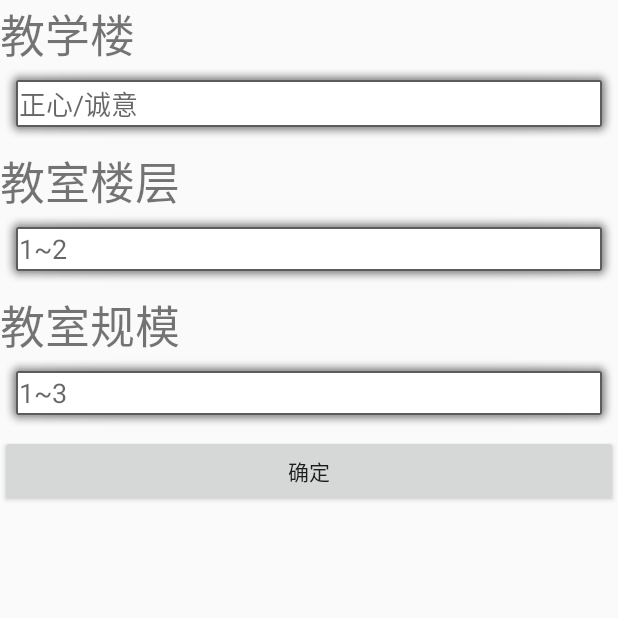
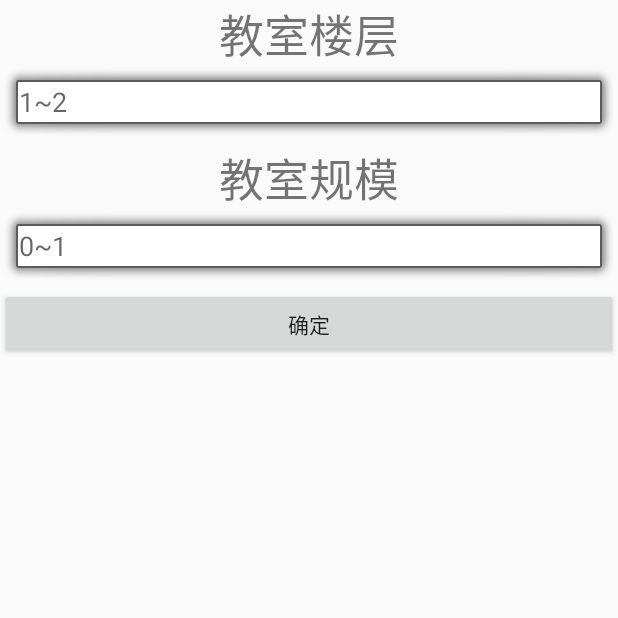
Before and after one commit to CheeseInTrap/CRMApp, an Android app: the CRRecommendActivity screen opened directly, with no data from a screen before it, on a phone screen of 412 x 824 dp, the top half of it. Run offline under Robolectric (Android 15) with nearby library versions, the phone set to English and light mode, and no system bars.

Commit message:
修改recommend

```diff
--- a/app/src/main/java/com/activity/CRRecommendActivity.java
+++ b/app/src/main/java/com/activity/CRRecommendActivity.java
@@ -29,6 +29,7 @@ import java.util.Random;
 
 public class CRRecommendActivity extends AppCompatActivity {
     private MyDatabaseHelper dbHelper;
+    private MySQLiteHelper helper = new MySQLiteHelper(this);
 
     @Override
     protected void onCreate(Bundle savedInstanceState) {
@@ -36,7 +37,7 @@ public class CRRecommendActivity extends AppCompatActivity {
         setContentView(R.layout.activity_crrecommend);
 
 
-        MySQLiteHelper helper = new MySQLiteHelper(this);
+       //MySQLiteHelper helper = new MySQLiteHelper(this);
         SQLiteDatabase writer = helper.getWritableDatabase();
         ContentValues cv = new ContentValues();
         Random random = new Random();
@@ -62,15 +63,15 @@ public class CRRecommendActivity extends AppCompatActivity {
         ok.setOnClickListener(new View.OnClickListener() {
             @Override
             public void onClick(View v) {
-                EditText BuildingET = (EditText) findViewById(R.id.Building_text);
-                String Building = BuildingET.getText().toString();
                 EditText FloorET = (EditText) findViewById(R.id.Floor_text);
                 String Floor = FloorET.getText().toString();
                 EditText SizeET = (EditText) findViewById(R.id.Size_text);
                 String Size = SizeET.getText().toString();
 
-                SQLiteDatabase db = dbHelper.getWritableDatabase();
-                Cursor cursor = db.query("classroom", null, "floor = ? and size = ?", new String[]{Floor, Size}, null, null, null);
+                //SQLiteDatabase db = dbHelper.getWritableDatabase();
+
+                SQLiteDatabase writer = helper.getWritableDatabase();
+                Cursor cursor = writer.query("classroom", null, "floor = ? and size = ?", new String[]{Floor, Size}, null, null, null);
                 ArrayList<String> Snum = new ArrayList<String>();
                 ArrayList<String> Sstate12 = new ArrayList<String>();
                 ArrayList<String> Sstate34 = new ArrayList<String>();
--- a/app/src/main/res/layout/activity_crrecommend.xml
+++ b/app/src/main/res/layout/activity_crrecommend.xml
@@ -5,26 +5,13 @@
     android:layout_height="match_parent">
 
 
-    <TextView
-        android:id="@+id/Building"
-        android:layout_width="match_parent"
-        android:layout_height="wrap_content"
-        android:textSize="30sp"
-        android:text="教学楼"/>
-
-    <EditText
-        android:id="@+id/Building_text"
-        android:layout_width="match_parent"
-        android:layout_height="wrap_content"
-        android:background="@android:drawable/alert_light_frame"
-        android:hint="正心/诚意"
-        />
 
     <TextView
         android:id="@+id/Floor"
         android:layout_width="match_parent"
         android:layout_height="wrap_content"
         android:textSize="30sp"
+        android:gravity="center"
         android:text="教室楼层"/>
 
     <EditText
@@ -40,6 +27,7 @@
         android:layout_width="match_parent"
         android:layout_height="wrap_content"
         android:textSize="30sp"
+        android:gravity="center"
         android:text="教室规模"/>
 
     <EditText
@@ -47,7 +35,7 @@
         android:layout_width="match_parent"
         android:layout_height="wrap_content"
         android:background="@android:drawable/alert_light_frame"
-        android:hint="1~3"
+        android:hint="0~1"
         />
 
     <Button
```
